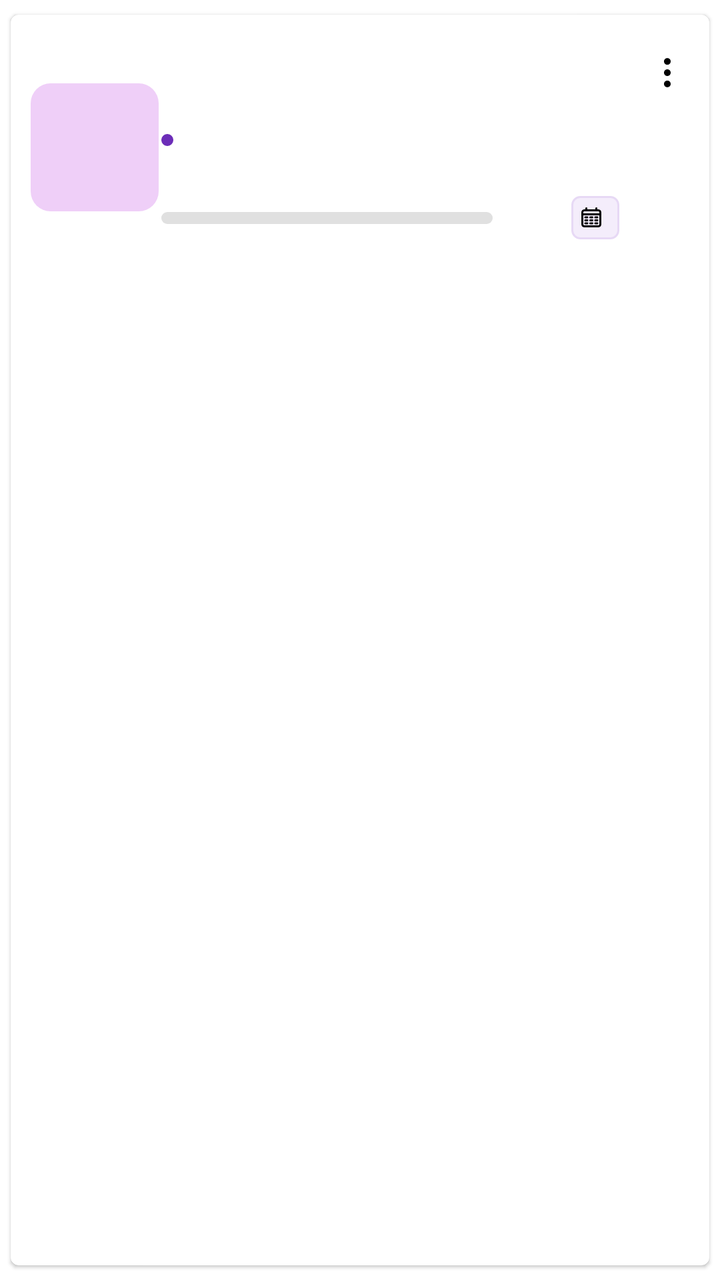
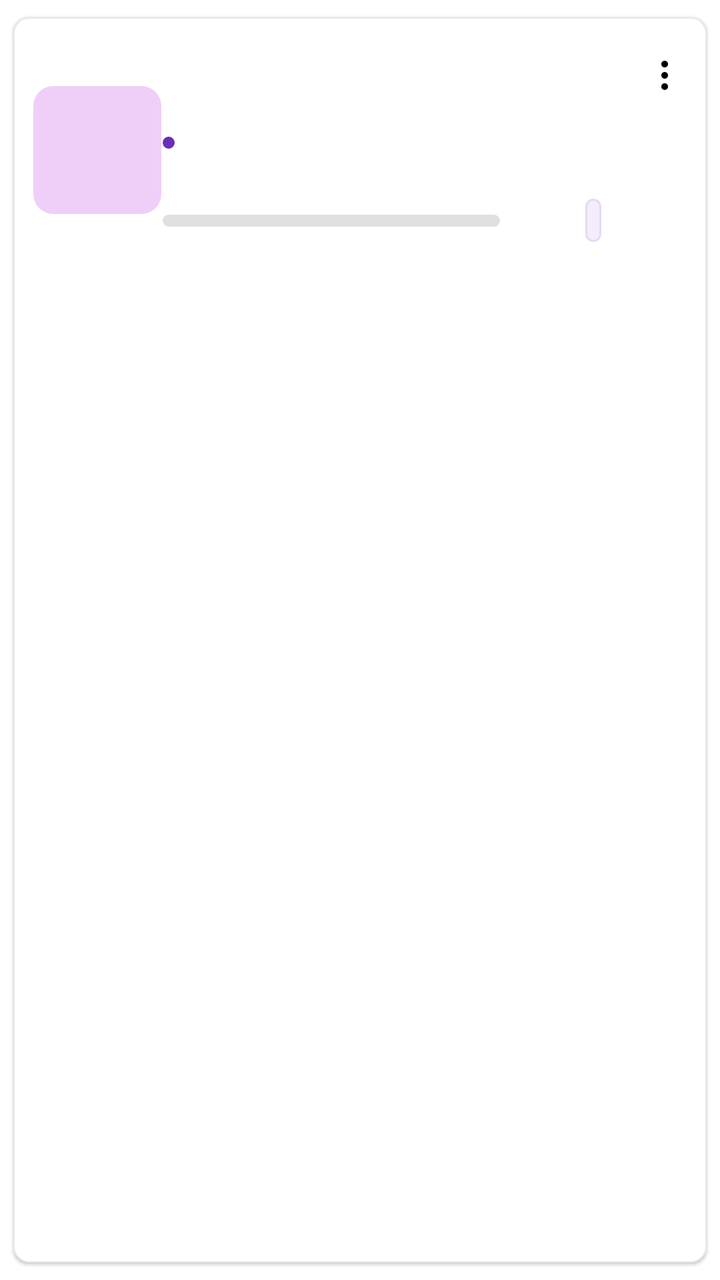

Screens rendered from an Android XML layout before and after an edit, with the pre-edit source and the edit as a unified diff.
<!-- AndroidManifest.xml: application theme Theme.MoneyTracker -->
<!-- res/layout/item_goal_detail.xml -->
<?xml version="1.0" encoding="utf-8"?>
<com.google.android.material.card.MaterialCardView xmlns:android="http://schemas.android.com/apk/res/android"
    xmlns:app="http://schemas.android.com/apk/res-auto"
    android:layout_width="match_parent"
    android:layout_height="wrap_content"
    android:layout_marginStart="@dimen/margin_6"
    android:layout_marginEnd="@dimen/margin_6"
    android:clipToPadding="false"
    app:cardUseCompatPadding="true"
    app:cardCornerRadius="@dimen/corner_radius_4"
    app:cardMaxElevation="@dimen/corner_elevation_4">

    <androidx.constraintlayout.widget.ConstraintLayout
        android:id="@+id/itemView"
        android:layout_width="match_parent"
        android:layout_height="wrap_content"
        android:layout_marginTop="@dimen/margin_10"
        android:layout_marginBottom="@dimen/margin_10"
        android:padding="@dimen/padding_10">

        
        <androidx.appcompat.widget.AppCompatImageView
            android:id="@+id/ivGoalIcon"
            android:layout_width="64dp"
            android:layout_height="64dp"
            android:background="@drawable/bg_corner_theme"
            android:padding="@dimen/padding_10"
            android:scaleType="fitCenter"
            app:layout_constraintBottom_toBottomOf="parent"
            app:layout_constraintStart_toStartOf="parent"
            app:layout_constraintTop_toTopOf="parent" />

        
        <androidx.constraintlayout.widget.Guideline
            android:id="@+id/guideline1"
            android:layout_width="wrap_content"
            android:layout_height="wrap_content"
            android:orientation="vertical"
            app:layout_constraintGuide_percent="0.18" />

        
        <androidx.constraintlayout.widget.Guideline
            android:id="@+id/guideline2"
            android:layout_width="wrap_content"
            android:layout_height="wrap_content"
            android:orientation="vertical"
            app:layout_constraintGuide_percent="0.72" />

        <androidx.constraintlayout.widget.ConstraintLayout
            android:id="@+id/leftWrapper"
            android:layout_width="0dp"
            android:layout_height="wrap_content"
            android:layout_marginStart="@dimen/margin_6"
            android:layout_marginEnd="@dimen/margin_6"
            app:layout_constraintBottom_toBottomOf="parent"
            app:layout_constraintEnd_toStartOf="@id/guideline2"
            app:layout_constraintStart_toEndOf="@id/guideline1"
            app:layout_constraintTop_toTopOf="parent">

            <androidx.appcompat.widget.AppCompatTextView
                android:id="@+id/tvGoalName"
                android:layout_width="0dp"
                android:layout_height="wrap_content"
                android:layout_marginEnd="@dimen/padding_8"
                android:textColor="@color/black"
                android:textSize="@dimen/text_16"
                app:fontFamily="@font/exo2_semibold"
                app:layout_constraintStart_toStartOf="parent"
                app:layout_constraintTop_toTopOf="parent" />

            <LinearLayout
                android:id="@+id/goalCategoryContainer"
                android:layout_width="wrap_content"
                android:layout_height="14dp"
                android:layout_marginTop="@dimen/margin_6"
                android:gravity="center_vertical"
                android:orientation="horizontal"
                app:layout_constraintStart_toStartOf="@id/tvGoalName"
                app:layout_constraintTop_toBottomOf="@id/tvGoalName">

                <androidx.appcompat.widget.AppCompatImageView
                    android:id="@+id/ivGoalCategoryDot"
                    android:layout_width="6dp"
                    android:layout_height="6dp"
                    android:layout_gravity="center_vertical"
                    android:scaleType="centerInside"
                    android:src="@drawable/bg_goal_category_dot" />

                <androidx.appcompat.widget.AppCompatTextView
                    android:id="@+id/tvGoalCategory"
                    android:layout_width="wrap_content"
                    android:layout_height="wrap_content"
                    android:layout_marginStart="@dimen/padding_4"
                    android:fontFamily="@font/exo2_medium"
                    android:includeFontPadding="false"
                    android:gravity="center_vertical"
                    android:textColor="@color/dark_grey"
                    android:textSize="@dimen/text_12" />

            </LinearLayout>

            
            <androidx.appcompat.widget.AppCompatTextView
                android:id="@+id/tvSavedAmount"
                android:layout_width="wrap_content"
                android:layout_height="wrap_content"
                android:layout_marginTop="@dimen/margin_6"
                android:fontFamily="@font/exo2_semibold"
                android:textColor="@color/dark_income"
                android:textSize="@dimen/text_14"
                app:layout_constraintStart_toStartOf="@id/tvGoalName"
                app:layout_constraintTop_toBottomOf="@id/goalCategoryContainer" />

            
            <androidx.appcompat.widget.AppCompatTextView
                android:id="@+id/tvTargetAmount"
                android:layout_width="wrap_content"
                android:layout_height="wrap_content"
                android:layout_marginStart="@dimen/margin_4"
                android:fontFamily="@font/exo2_semibold"
                android:textColor="@color/dark_grey"
                android:textSize="@dimen/text_14"
                app:layout_constraintBottom_toBottomOf="@id/tvSavedAmount"
                app:layout_constraintStart_toEndOf="@id/tvSavedAmount"
                app:layout_constraintTop_toTopOf="@id/tvSavedAmount" />

            
            <ProgressBar
                android:id="@+id/progressGoal"
                style="?android:attr/progressBarStyleHorizontal"
                android:layout_width="match_parent"
                android:layout_height="6dp"
                android:layout_marginTop="@dimen/margin_4"
                android:max="100"
                android:progressDrawable="@drawable/progress_goal"
                app:layout_constraintStart_toStartOf="@id/tvGoalName"
                app:layout_constraintTop_toBottomOf="@id/tvSavedAmount" />

        </androidx.constraintlayout.widget.ConstraintLayout>

        <androidx.constraintlayout.widget.ConstraintLayout
            android:id="@+id/rightWrapper"
            android:layout_width="0dp"
            android:layout_height="wrap_content"
            android:layout_marginEnd="@dimen/margin_2"
            app:layout_constraintBottom_toBottomOf="parent"
            app:layout_constraintEnd_toEndOf="parent"
            app:layout_constraintStart_toEndOf="@id/guideline2"
            app:layout_constraintTop_toTopOf="parent">

            
            <androidx.appcompat.widget.AppCompatImageView
                android:id="@+id/ivMore"
                android:layout_width="18dp"
                android:layout_height="18dp"
                android:contentDescription="@string/more"
                android:src="@drawable/ic_more_menu"
                app:layout_constraintEnd_toEndOf="parent"
                app:layout_constraintTop_toTopOf="parent"
                app:tint="@color/black" />

            <androidx.appcompat.widget.AppCompatTextView
                android:id="@+id/tvProgress"
                android:layout_width="wrap_content"
                android:layout_height="wrap_content"
                android:fontFamily="@font/exo2_bold"
                android:gravity="center"
                android:minWidth="68dp"
                android:paddingStart="@dimen/padding_10"
                android:paddingEnd="@dimen/padding_10"
                android:textColor="@color/primary"
                android:textSize="@dimen/text_18"
                app:layout_constraintEnd_toEndOf="parent"
                app:layout_constraintStart_toStartOf="parent"
                app:layout_constraintTop_toBottomOf="@+id/ivMore" />

            <androidx.appcompat.widget.AppCompatTextView
                android:id="@+id/tvDaysLeft"
                android:layout_width="wrap_content"
                android:layout_height="wrap_content"
                android:layout_marginTop="@dimen/margin_6"
                android:fontFamily="@font/exo2_medium"
                android:textColor="@color/dark_grey"
                android:textSize="@dimen/text_12"
                app:layout_constraintEnd_toEndOf="parent"
                app:layout_constraintStart_toStartOf="parent"
                app:layout_constraintTop_toBottomOf="@+id/tvProgress" />

            <androidx.appcompat.widget.AppCompatTextView
                android:id="@+id/tvTargetDate"
                android:layout_width="wrap_content"
                android:layout_height="wrap_content"
                android:layout_marginTop="@dimen/margin_6"
                android:background="@drawable/bg_goal_progress"
                android:drawableStart="@drawable/ic_calendar_small"
                android:drawablePadding="@dimen/padding_4"
                android:fontFamily="@font/exo2_medium"
                android:padding="@dimen/padding_4"
                android:textColor="@color/dark_grey"
                android:textSize="@dimen/text_10"
                app:layout_constraintEnd_toEndOf="parent"
                app:layout_constraintStart_toStartOf="parent"
                app:layout_constraintTop_toBottomOf="@+id/tvDaysLeft" />

        </androidx.constraintlayout.widget.ConstraintLayout>
    </androidx.constraintlayout.widget.ConstraintLayout>
</com.google.android.material.card.MaterialCardView>
<!-- resources referenced by this layout -->
<resources>
  <color name="black">#FF000000</color>
  <color name="dark_grey">#565656</color>
  <color name="dark_income">#0E592A</color>
  <color name="primary">#FF6A1B9A</color>
  <dimen name="corner_elevation_4">4dp</dimen>
  <dimen name="corner_radius_4">4dp</dimen>
  <dimen name="margin_10">10dp</dimen>
  <dimen name="margin_2">2dp</dimen>
  <dimen name="margin_4">4dp</dimen>
  <dimen name="margin_6">6dp</dimen>
  <dimen name="padding_10">10dp</dimen>
  <dimen name="padding_4">4dp</dimen>
  <dimen name="padding_8">8dp</dimen>
  <dimen name="text_10">10sp</dimen>
  <dimen name="text_12">12sp</dimen>
  <dimen name="text_14">14sp</dimen>
  <dimen name="text_16">16sp</dimen>
  <dimen name="text_18">18sp</dimen>
  <!-- drawable bg_corner_theme (drawable) -->
  <?xml version="1.0" encoding="utf-8"?>
  <shape xmlns:android="http://schemas.android.com/apk/res/android"
      android:shape="rectangle">
      <corners android:radius="10dp" />
      <solid android:color="#8CE2A8F2"/>
  </shape>
  <!-- drawable bg_goal_category_dot (drawable) -->
  <?xml version="1.0" encoding="utf-8"?>
  <shape xmlns:android="http://schemas.android.com/apk/res/android"
      android:shape="oval">
  
      <size
          android:width="8dp"
          android:height="8dp" />
  
      <solid android:color="#6C2DB8" />
  
  </shape>
  <!-- drawable bg_goal_progress (drawable) -->
  <?xml version="1.0" encoding="utf-8"?>
  <shape xmlns:android="http://schemas.android.com/apk/res/android">
      <solid android:color="#F4EDFB" />
      <corners android:radius="4dp" />
      <stroke
          android:width="1dp"
          android:color="#E7D9F5" />
  </shape>
  <!-- drawable ic_calendar_small (drawable) -->
  <vector xmlns:android="http://schemas.android.com/apk/res/android"
      android:width="12dp"
      android:height="12dp"
      android:viewportWidth="24"
      android:viewportHeight="24">
  
      <path
          android:fillColor="#00000000"
          android:pathData="M3,9H21M7,3V5M17,3V5M6,12H8M11,12H13M16,12H18M6,15H8M11,15H13M16,15H18M6,18H8M11,18H13M16,18H18M6.2,21H17.8C18.92,21 19.48,21 19.908,20.782C20.284,20.59 20.59,20.284 20.782,19.908C21,19.48 21,18.92 21,17.8V8.2C21,7.08 21,6.52 20.782,6.092C20.59,5.716 20.284,5.41 19.908,5.218C19.48,5 18.92,5 17.8,5H6.2C5.08,5 4.52,5 4.092,5.218C3.716,5.41 3.41,5.716 3.218,6.092C3,6.52 3,7.08 3,8.2V17.8C3,18.92 3,19.48 3.218,19.908C3.41,20.284 3.716,20.59 4.092,20.782C4.52,21 5.08,21 6.2,21Z"
          android:strokeWidth="2"
          android:strokeColor="#000000"
          android:strokeLineCap="round" />
  
  </vector>
  <!-- drawable ic_more_menu (drawable) -->
  <vector xmlns:android="http://schemas.android.com/apk/res/android" android:height="32dp" android:viewportHeight="16" android:viewportWidth="16" android:width="32dp">
        
      <path android:fillColor="#000000" android:pathData="M9.5,13a1.5,1.5 0,1 1,-3 0,1.5 1.5,0 0,1 3,0zM9.5,8a1.5,1.5 0,1 1,-3 0,1.5 1.5,0 0,1 3,0zM9.5,3a1.5,1.5 0,1 1,-3 0,1.5 1.5,0 0,1 3,0z"/>
      
  </vector>
  <string name="more">More</string>
  <color name="azure_blue">#FF2563EB</color>
  <color name="emerald_green">#FF10B981</color>
  <color name="white">#FFFFFFFF</color>
  <color name="teal">#FF03DAC5</color>
  <color name="dark_teal">#FF018786</color>
  <color name="vibrant_orange">#FF6A1B9A</color>
  <!-- unchanged entries left out for length: 11 -->
</resources>

<!-- the commit's change to res/layout/item_goal_detail.xml (unified diff, before → after) -->
@@ -6,9 +6,11 @@
     android:layout_marginStart="@dimen/margin_6"
     android:layout_marginEnd="@dimen/margin_6"
     android:clipToPadding="false"
-    app:cardUseCompatPadding="true"
-    app:cardCornerRadius="@dimen/corner_radius_4"
-    app:cardMaxElevation="@dimen/corner_elevation_4">
+    app:cardCornerRadius="@dimen/corner_radius_8"
+    app:cardMaxElevation="@dimen/corner_elevation_4"
+    app:strokeColor="@color/card_shadow"
+    app:strokeWidth="0.6dp"
+    app:cardUseCompatPadding="true">
 
     <androidx.constraintlayout.widget.ConstraintLayout
         android:id="@+id/itemView"
@@ -51,7 +53,7 @@
             android:layout_width="0dp"
             android:layout_height="wrap_content"
             android:layout_marginStart="@dimen/margin_6"
-            android:layout_marginEnd="@dimen/margin_6"
+            android:layout_marginEnd="@dimen/margin_2"
             app:layout_constraintBottom_toBottomOf="parent"
             app:layout_constraintEnd_toStartOf="@id/guideline2"
             app:layout_constraintStart_toEndOf="@id/guideline1"
@@ -92,8 +94,8 @@
                     android:layout_height="wrap_content"
                     android:layout_marginStart="@dimen/padding_4"
                     android:fontFamily="@font/exo2_medium"
+                    android:gravity="center_vertical"
                     android:includeFontPadding="false"
-                    android:gravity="center_vertical"
                     android:textColor="@color/dark_grey"
                     android:textSize="@dimen/text_12" />
 
@@ -136,6 +138,28 @@
                 app:layout_constraintStart_toStartOf="@id/tvGoalName"
                 app:layout_constraintTop_toBottomOf="@id/tvSavedAmount" />
 
+            
+            <androidx.appcompat.widget.AppCompatTextView
+                android:id="@+id/tvAutoSave"
+                android:layout_width="wrap_content"
+                android:layout_height="wrap_content"
+                android:paddingStart="@dimen/padding_6"
+                android:paddingTop="@dimen/padding_2"
+                android:visibility="gone"
+                android:paddingBottom="@dimen/padding_2"
+                android:paddingEnd="@dimen/padding_6"
+                android:layout_marginTop="@dimen/margin_6"
+                android:background="@drawable/bg_box_rectangle"
+                android:backgroundTint="@color/app_background"
+                android:fontFamily="@font/exo2_semibold"
+                android:drawableStart="@drawable/ic_refresh"
+                android:drawableTint="@color/primary_dark"
+                android:drawablePadding="@dimen/padding_2"
+                android:textColor="@color/primary_dark"
+                android:textSize="@dimen/text_8"
+                app:layout_constraintStart_toStartOf="@id/progressGoal"
+                app:layout_constraintTop_toBottomOf="@id/progressGoal" />
+
         </androidx.constraintlayout.widget.ConstraintLayout>
 
         <androidx.constraintlayout.widget.ConstraintLayout
@@ -192,7 +216,6 @@
                 android:layout_height="wrap_content"
                 android:layout_marginTop="@dimen/margin_6"
                 android:background="@drawable/bg_goal_progress"
-                android:drawableStart="@drawable/ic_calendar_small"
                 android:drawablePadding="@dimen/padding_4"
                 android:fontFamily="@font/exo2_medium"
                 android:padding="@dimen/padding_4"
<!-- resource entries referenced after the edit -->
@@ -1,23 +1,36 @@
 <!-- resources referenced by this layout -->
 <resources>
+  <color name="app_background">#E6D9FC</color>
   <color name="black">#FF000000</color>
+  <color name="card_shadow">#E8E8E8</color>
   <color name="dark_grey">#565656</color>
   <color name="dark_income">#0E592A</color>
   <color name="primary">#FF6A1B9A</color>
+  <color name="primary_dark">#FF5B1485</color>
   <dimen name="corner_elevation_4">4dp</dimen>
-  <dimen name="corner_radius_4">4dp</dimen>
+  <dimen name="corner_radius_8">8dp</dimen>
   <dimen name="margin_10">10dp</dimen>
   <dimen name="margin_2">2dp</dimen>
   <dimen name="margin_4">4dp</dimen>
   <dimen name="margin_6">6dp</dimen>
   <dimen name="padding_10">10dp</dimen>
+  <dimen name="padding_2">2dp</dimen>
   <dimen name="padding_4">4dp</dimen>
+  <dimen name="padding_6">6dp</dimen>
   <dimen name="padding_8">8dp</dimen>
   <dimen name="text_10">10sp</dimen>
   <dimen name="text_12">12sp</dimen>
   <dimen name="text_14">14sp</dimen>
   <dimen name="text_16">16sp</dimen>
   <dimen name="text_18">18sp</dimen>
+  <dimen name="text_8">8sp</dimen>
+  <!-- drawable bg_box_rectangle (drawable) -->
+  <?xml version="1.0" encoding="utf-8"?>
+  <shape xmlns:android="http://schemas.android.com/apk/res/android"
+      android:shape="rectangle">
+      <corners android:radius="4dp" />
+      <solid android:color="#ffffff" />
+  </shape>
   <!-- drawable bg_corner_theme (drawable) -->
   <?xml version="1.0" encoding="utf-8"?>
   <shape xmlns:android="http://schemas.android.com/apk/res/android"
@@ -46,26 +59,27 @@
           android:width="1dp"
           android:color="#E7D9F5" />
   </shape>
-  <!-- drawable ic_calendar_small (drawable) -->
+  <!-- drawable ic_more_menu (drawable) -->
+  <vector xmlns:android="http://schemas.android.com/apk/res/android" android:height="32dp" android:viewportHeight="16" android:viewportWidth="16" android:width="32dp">
+        
+      <path android:fillColor="#000000" android:pathData="M9.5,13a1.5,1.5 0,1 1,-3 0,1.5 1.5,0 0,1 3,0zM9.5,8a1.5,1.5 0,1 1,-3 0,1.5 1.5,0 0,1 3,0zM9.5,3a1.5,1.5 0,1 1,-3 0,1.5 1.5,0 0,1 3,0z"/>
+      
+  </vector>
+  <!-- drawable ic_refresh (drawable) -->
   <vector xmlns:android="http://schemas.android.com/apk/res/android"
-      android:width="12dp"
-      android:height="12dp"
+      android:width="8dp"
+      android:height="8dp"
       android:viewportWidth="24"
       android:viewportHeight="24">
   
       <path
           android:fillColor="#00000000"
-          android:pathData="M3,9H21M7,3V5M17,3V5M6,12H8M11,12H13M16,12H18M6,15H8M11,15H13M16,15H18M6,18H8M11,18H13M16,18H18M6.2,21H17.8C18.92,21 19.48,21 19.908,20.782C20.284,20.59 20.59,20.284 20.782,19.908C21,19.48 21,18.92 21,17.8V8.2C21,7.08 21,6.52 20.782,6.092C20.59,5.716 20.284,5.41 19.908,5.218C19.48,5 18.92,5 17.8,5H6.2C5.08,5 4.52,5 4.092,5.218C3.716,5.41 3.41,5.716 3.218,6.092C3,6.52 3,7.08 3,8.2V17.8C3,18.92 3,19.48 3.218,19.908C3.41,20.284 3.716,20.59 4.092,20.782C4.52,21 5.08,21 6.2,21Z"
+          android:pathData="M3,12C3,16.971 7.029,21 12,21C14.305,21 16.408,20.133 18,18.708L21,16M21,12C21,7.029 16.971,3 12,3C9.695,3 7.592,3.867 6,5.292L3,8M21,21V16M21,16H16M3,3V8M3,8H8"
           android:strokeWidth="2"
           android:strokeColor="#000000"
-          android:strokeLineCap="round" />
+          android:strokeLineCap="round"
+          android:strokeLineJoin="round" />
   
-  </vector>
-  <!-- drawable ic_more_menu (drawable) -->
-  <vector xmlns:android="http://schemas.android.com/apk/res/android" android:height="32dp" android:viewportHeight="16" android:viewportWidth="16" android:width="32dp">
-        
-      <path android:fillColor="#000000" android:pathData="M9.5,13a1.5,1.5 0,1 1,-3 0,1.5 1.5,0 0,1 3,0zM9.5,8a1.5,1.5 0,1 1,-3 0,1.5 1.5,0 0,1 3,0zM9.5,3a1.5,1.5 0,1 1,-3 0,1.5 1.5,0 0,1 3,0z"/>
-      
   </vector>
   <string name="more">More</string>
   <color name="azure_blue">#FF2563EB</color>
